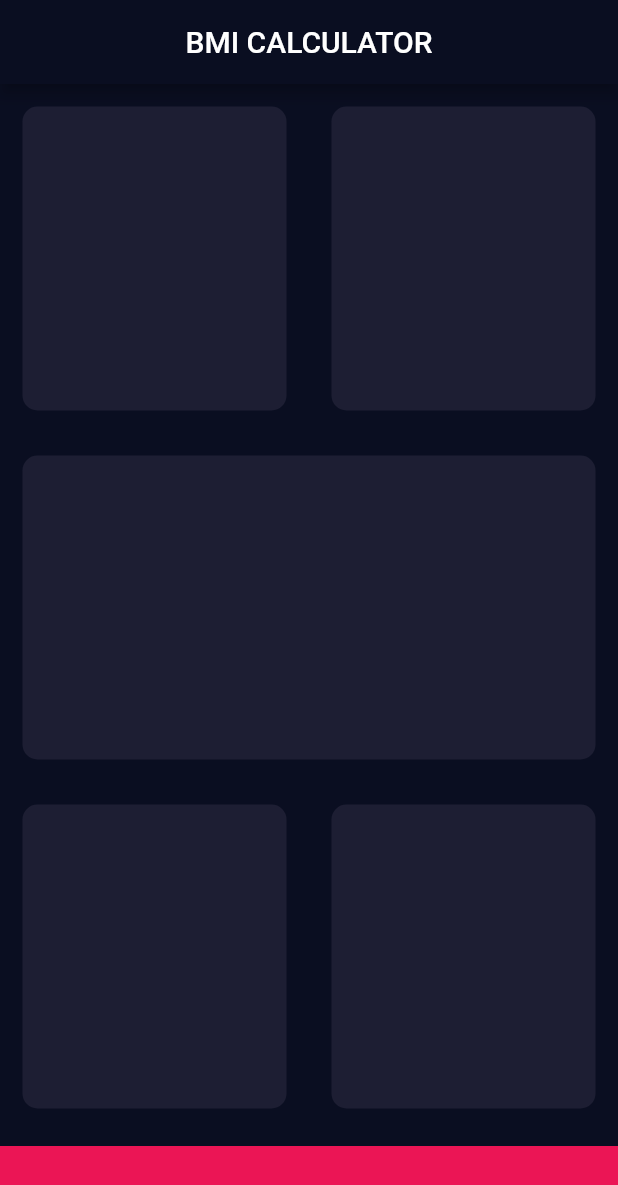
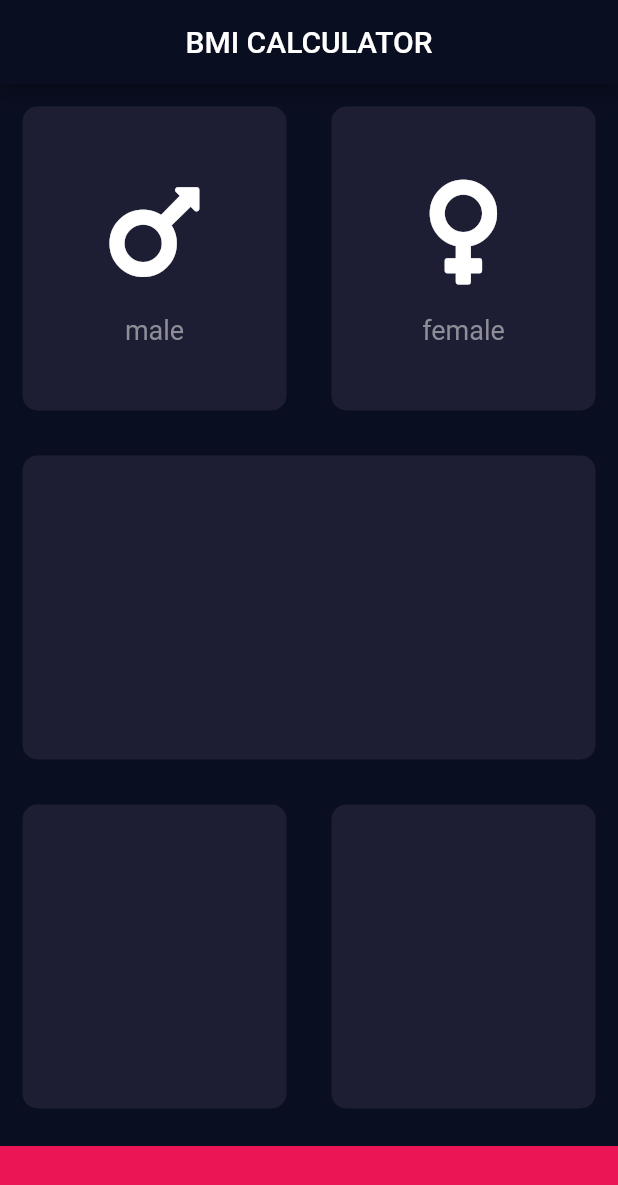
Before and after one commit to soumoq/BMI-Calculator-Flutter, a Flutter app: the screen it shows after launch, on a phone screen of 412 x 824 dp. Shown: the top 1185 px of the screen. Run offline on Flutter 3.47's test engine with Material 2 defaults, Android fonts, the phone set to English and light mode, and no system bars; our stand-ins replace font_awesome_flutter.

Commit message:
separate gender view

```diff
--- /dev/null
+++ b/lib/icon_content.dart
@@ -0,0 +1,30 @@
+import 'package:flutter/cupertino.dart';
+
+const labelTextStyle = TextStyle(
+  fontSize: 18,
+  color: Color(0xFF8D8E98),
+);
+
+class ReusableGender extends StatelessWidget {
+  ReusableGender(this.iconData, this.genderName);
+
+  final IconData iconData;
+  final String genderName;
+
+  @override
+  Widget build(BuildContext context) {
+    return Column(
+      mainAxisAlignment: MainAxisAlignment.center,
+      children: [
+        Icon(
+          iconData,
+          size: 80,
+        ),
+        SizedBox(
+          height: 15,
+        ),
+        Text(genderName, style: labelTextStyle)
+      ],
+    );
+  }
+}
--- a/lib/input_page.dart
+++ b/lib/input_page.dart
@@ -1,6 +1,9 @@
+import 'package:bmi_calculator/resuable_cart.dart';
 import 'package:flutter/cupertino.dart';
 import 'package:flutter/material.dart';
+import 'package:font_awesome_flutter/font_awesome_flutter.dart';
 
+import 'icon_content.dart';
 import 'main.dart';
 
 const double bottomContHeight = 60;
@@ -28,10 +31,16 @@ class _InputPageState extends State<InputPage> {
                 child: Row(
               children: [
                 Expanded(
-                  child: ReusableCard(color: activeCardColor),
+                  child: ReusableCard(
+                    color: activeCardColor,
+                    cardChild: ReusableGender(FontAwesomeIcons.mars, 'male'),
+                  ),
                 ),
                 Expanded(
-                  child: ReusableCard(color: activeCardColor),
+                  child: ReusableCard(
+                    color: activeCardColor,
+                    cardChild: ReusableGender(FontAwesomeIcons.venus, 'female'),
+                  ),
                 )
               ],
             )),
@@ -59,21 +68,3 @@ class _InputPageState extends State<InputPage> {
         ));
   }
 }
-
-class ReusableCard extends StatelessWidget {
-  ReusableCard({required this.color});
-
-  final Color color;
-
-
-  @override
-  Widget build(BuildContext context) {
-    return Container(
-
-        margin: EdgeInsets.all(15.0),
-        decoration: BoxDecoration(
-          color: color,
-          borderRadius: BorderRadius.circular(10),
-        ));
-  }
-}
--- /dev/null
+++ b/lib/resuable_cart.dart
@@ -0,0 +1,19 @@
+import 'package:flutter/cupertino.dart';
+
+class ReusableCard extends StatelessWidget {
+  ReusableCard({required this.color, this.cardChild});
+
+  final Color color;
+  Widget? cardChild;
+
+  @override
+  Widget build(BuildContext context) {
+    return Container(
+        child: cardChild,
+        margin: EdgeInsets.all(15.0),
+        decoration: BoxDecoration(
+          color: color,
+          borderRadius: BorderRadius.circular(10),
+        ));
+  }
+}
--- a/pubspec.yaml
+++ b/pubspec.yaml
@@ -13,8 +13,8 @@ dependencies:
   flutter:
     sdk: flutter
 
-
   cupertino_icons: ^1.0.2
+  font_awesome_flutter: ^9.1.0
 
 dev_dependencies:
   flutter_test:
```
Also changed, not shown: pubspec.lock.
